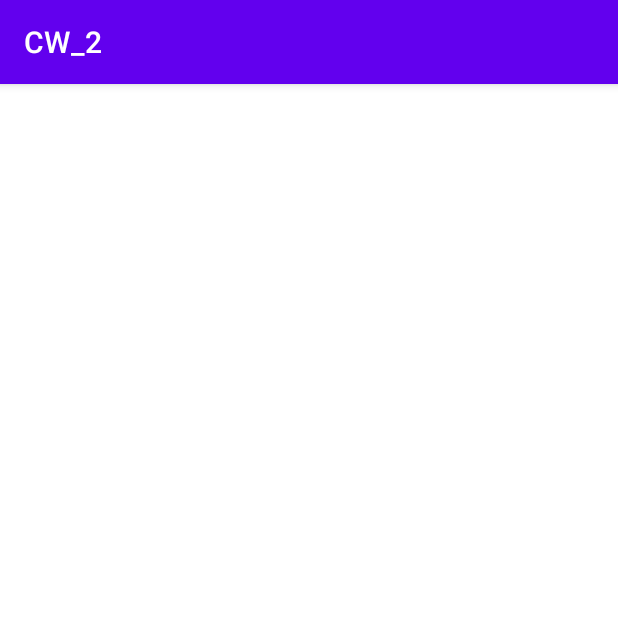
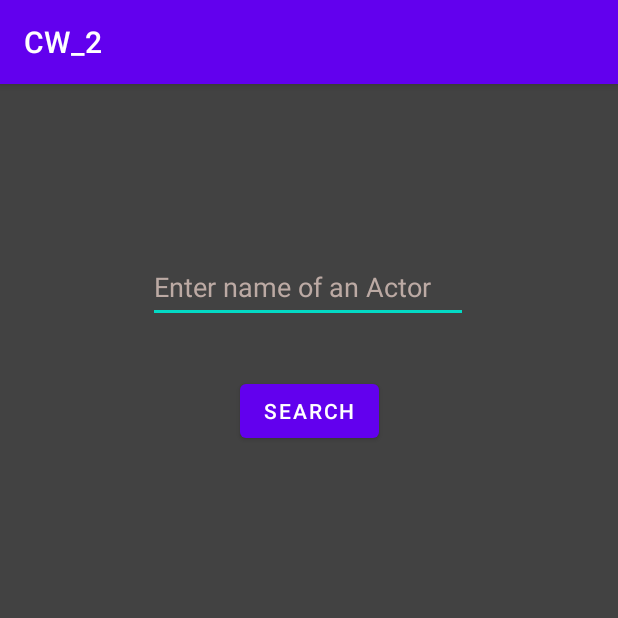
Before and after one commit to jesterccs/MAD-CW_2, an Android app: the SearchForActors screen opened directly, with no data from a screen before it, on a phone screen of 412 x 824 dp, the top half of it. Run offline under Robolectric (Android 15) with nearby library versions, the phone set to English and light mode, and no system bars; our stand-ins replace Room's generated code.

Commit message:
Task 5 completed.

```diff
--- a/app/src/main/java/com/example/cw_2/SearchForActors.kt
+++ b/app/src/main/java/com/example/cw_2/SearchForActors.kt
@@ -2,10 +2,39 @@ package com.example.cw_2
 
 import androidx.appcompat.app.AppCompatActivity
 import android.os.Bundle
+import android.widget.Button
+import android.widget.EditText
+import android.widget.TextView
+import androidx.room.Room
+import com.example.cw_2.data.UserDatabase
+import kotlinx.coroutines.launch
+import kotlinx.coroutines.runBlocking
 
 class SearchForActors : AppCompatActivity() {
     override fun onCreate(savedInstanceState: Bundle?) {
         super.onCreate(savedInstanceState)
         setContentView(R.layout.activity_search_for_actors)
+
+        val searchBtn = findViewById<Button>(R.id.searchBtn)
+        val searchActor = findViewById<EditText>(R.id.searchActor)
+        val tv = findViewById<TextView>(R.id.textView)
+
+        val db = Room.databaseBuilder(this, UserDatabase::class.java,"MyDatabase").build()
+        val userDao = db.userDao()
+
+        searchBtn.setOnClickListener{
+            val editValue = searchActor.text.toString()
+
+            runBlocking {
+                launch {
+                    //var str = userDao.search(editValue).toString()
+                    tv.text = userDao.search(editValue).toString()
+                }
+                //tv.text=stb
+            }
+
+        }
     }
+
+
 }
--- a/app/src/main/java/com/example/cw_2/data/UserDao.kt
+++ b/app/src/main/java/com/example/cw_2/data/UserDao.kt
@@ -15,4 +15,10 @@ interface UserDao {
 
     @Query("DELETE FROM User")
     suspend fun deleteAll()
+
+    @Query("SELECT title FROM User WHERE actors LIKE '%' || :value || '%'" )
+    suspend fun search(value: String) : List<User>
+
+    @Query("SELECT actors From User")
+    suspend fun selectActors() : List<String>
 }
--- a/app/src/main/res/layout/activity_search_for_actors.xml
+++ b/app/src/main/res/layout/activity_search_for_actors.xml
@@ -4,6 +4,46 @@
     xmlns:tools="http://schemas.android.com/tools"
     android:layout_width="match_parent"
     android:layout_height="match_parent"
-    tools:context=".SearchForActors">
+    tools:context=".SearchForActors"
+    android:background="@color/cardview_dark_background">
 
+    <EditText
+        android:id="@+id/searchActor"
+        android:layout_width="wrap_content"
+        android:layout_height="wrap_content"
+        android:ems="10"
+        android:hint="Enter name of an Actor"
+        android:inputType="textPersonName"
+        android:minHeight="48dp"
+        android:textColorHint="#BCAAA4"
+        app:layout_constraintBottom_toBottomOf="parent"
+        app:layout_constraintEnd_toEndOf="parent"
+        app:layout_constraintHorizontal_bias="0.497"
+        app:layout_constraintStart_toStartOf="parent"
+        app:layout_constraintTop_toTopOf="parent"
+        app:layout_constraintVertical_bias="0.155" />
+
+    <Button
+        android:id="@+id/searchBtn"
+        android:layout_width="wrap_content"
+        android:layout_height="wrap_content"
+        android:text="@string/search"
+        app:layout_constraintBottom_toBottomOf="parent"
+        app:layout_constraintEnd_toEndOf="parent"
+        app:layout_constraintStart_toStartOf="parent"
+        app:layout_constraintTop_toTopOf="parent"
+        app:layout_constraintVertical_bias="0.269" />
+
+    <TextView
+        android:id="@+id/textView"
+        android:layout_width="wrap_content"
+        android:layout_height="wrap_content"
+        android:text=" "
+        app:layout_constraintBottom_toBottomOf="parent"
+        app:layout_constraintEnd_toEndOf="parent"
+        app:layout_constraintHorizontal_bias="0.498"
+        app:layout_constraintStart_toStartOf="parent"
+        app:layout_constraintTop_toTopOf="parent"
+        app:layout_constraintVertical_bias="0.382"
+        tools:ignore="SpeakableTextPresentCheck" />
 </androidx.constraintlayout.widget.ConstraintLayout>
--- a/app/src/main/res/layout/activity_searchformovies.xml
+++ b/app/src/main/res/layout/activity_searchformovies.xml
@@ -78,7 +78,7 @@
             android:id="@+id/tvv"
             android:layout_width="wrap_content"
             android:layout_height="wrap_content"
-            android:layout_marginTop="724dp"
+            android:layout_marginTop="796dp"
             android:text=" "
             app:layout_constraintEnd_toEndOf="parent"
             app:layout_constraintHorizontal_bias="0.502"
--- a/app/src/main/res/values/strings.xml
+++ b/app/src/main/res/values/strings.xml
@@ -6,4 +6,5 @@
     <string name="retrieve_movie">Retrieve Movie</string>
     <string name="save_movie_to_database">Save movie to database</string>
     <string name="movie_name">Movie Name</string>
+    <string name="search">search</string>
 </resources>
```
Also changed, not shown: app/src/main/java/com/example/cw_2/MainActivity.kt (+6 -1 lines), app/src/main/java/com/example/cw_2/SearchForMovies.kt (+8 -16 lines).
